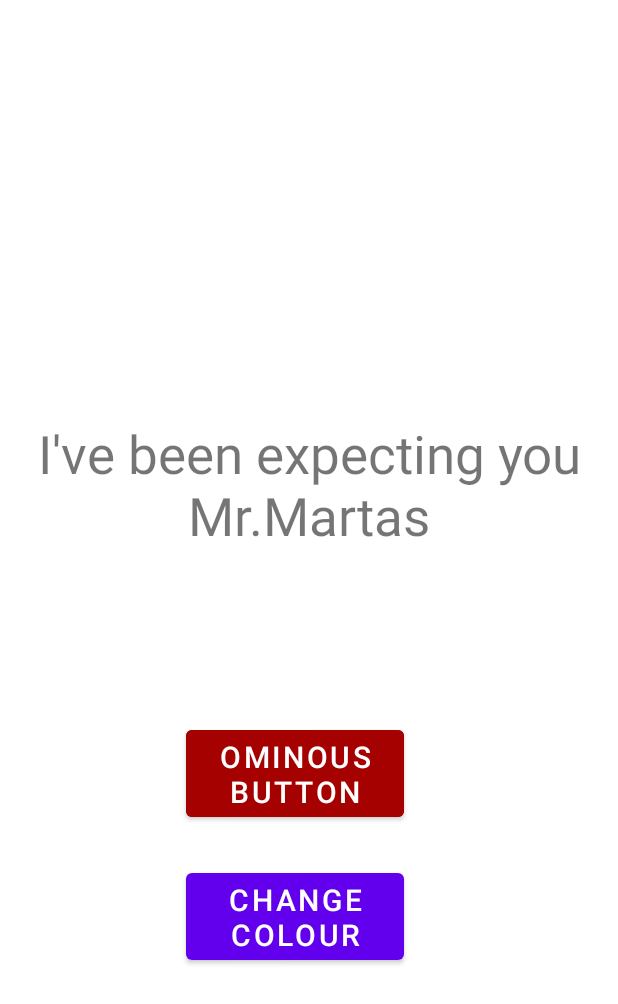
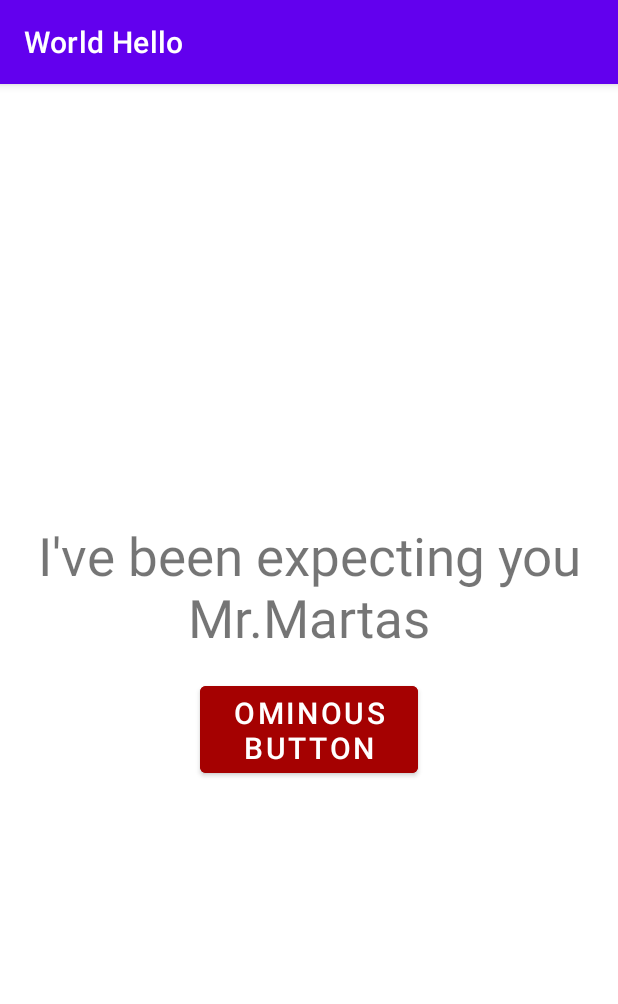
Before and after one commit to KINGZMON/HelloWorldLabAssignment, an Android app: the screen it shows after launch (MainActivity), after a tap on "OMINOUS BUTTON", on a phone screen of 412 x 824 dp. Shown: the top 1004 px of the screen. Run offline under Robolectric (Android 15) with nearby library versions, the phone set to English and light mode, and no system bars.

Commit message:
Revert "3rd commit"
This reverts commit b424fa228dc4341adba8509b013959435a52be7d.

```diff
--- a/app/src/main/java/com/example/worldhello/MainActivity.java
+++ b/app/src/main/java/com/example/worldhello/MainActivity.java
@@ -2,13 +2,10 @@ package com.example.worldhello;
 
 import androidx.appcompat.app.AppCompatActivity;
 
-import android.graphics.Color;
 import android.os.Bundle;
 import android.view.View;
 import android.widget.Button;
 import android.widget.TextView;
-
-import java.util.Random;
 
 public class MainActivity extends AppCompatActivity {
 
@@ -18,15 +15,8 @@ public class MainActivity extends AppCompatActivity {
         setContentView(R.layout.activity_main);
     }
 
-    public void onClick(View v1) {
+    public void onClick(View view) {
         TextView text = findViewById(R.id.textView);
         text.setText("I've been expecting you Mr.Martas");
     }
-
-    public void onClick2(View v2) {
-        TextView text = findViewById(R.id.textView);
-        Random random = new Random();
-        int color = Color.argb(255, random.nextInt(256), random.nextInt(256), random.nextInt(256));
-        text.setTextColor(color);
-    }
 }
--- a/app/src/main/res/layout/activity_main.xml
+++ b/app/src/main/res/layout/activity_main.xml
@@ -10,51 +10,32 @@
         android:id="@+id/textView"
         android:layout_width="wrap_content"
         android:layout_height="wrap_content"
-        android:layout_marginTop="284dp"
         android:text="Hello World!"
         android:textAlignment="center"
         android:textSize="35sp"
-        app:layout_constraintBottom_toTopOf="@+id/button1"
+        app:layout_constraintBottom_toBottomOf="parent"
         app:layout_constraintEnd_toEndOf="parent"
-        app:layout_constraintHorizontal_bias="0.5"
+        app:layout_constraintHorizontal_bias="0.497"
         app:layout_constraintStart_toStartOf="parent"
-        app:layout_constraintTop_toTopOf="parent" />
+        app:layout_constraintTop_toTopOf="parent"
+        app:layout_constraintVertical_bias="0.428" />
 
     <Button
         android:id="@+id/button1"
         android:layout_width="145dp"
         android:layout_height="70dp"
         android:layout_marginStart="124dp"
-        android:layout_marginTop="113dp"
+        android:layout_marginTop="16dp"
         android:layout_marginEnd="124dp"
-        android:layout_marginBottom="17dp"
+        android:layout_marginBottom="306dp"
         android:backgroundTint="#A50101"
         android:onClick="onClick"
         android:text="Ominous Button"
         android:textSize="20sp"
-        app:layout_constraintBottom_toTopOf="@+id/button2"
-        app:layout_constraintEnd_toEndOf="parent"
-        app:layout_constraintHorizontal_bias="0.0"
-        app:layout_constraintStart_toStartOf="parent"
-        app:layout_constraintTop_toBottomOf="@+id/textView" />
-
-    <Button
-        android:id="@+id/button2"
-        android:layout_width="145dp"
-        android:layout_height="70dp"
-        android:layout_marginStart="124dp"
-        android:layout_marginTop="8dp"
-        android:layout_marginEnd="124dp"
-        android:layout_marginBottom="184dp"
-        android:onClick="onClick2"
-        android:text="Change Colour"
-        android:textAlignment="center"
-        android:textIsSelectable="false"
-        android:textSize="20sp"
         app:layout_constraintBottom_toBottomOf="parent"
         app:layout_constraintEnd_toEndOf="parent"
-        app:layout_constraintHorizontal_bias="0.0"
         app:layout_constraintStart_toStartOf="parent"
-        app:layout_constraintTop_toBottomOf="@+id/button1" />
+        app:layout_constraintTop_toBottomOf="@+id/textView"
+        app:layout_constraintVertical_bias="0.0" />
 
 </androidx.constraintlayout.widget.ConstraintLayout>
--- a/app/src/main/res/values/themes.xml
+++ b/app/src/main/res/values/themes.xml
@@ -1,6 +1,6 @@
 <resources xmlns:tools="http://schemas.android.com/tools">
     <!-- Base application theme. -->
-    <style name="Theme.WorldHello" parent="Theme.MaterialComponents.DayNight.NoActionBar">
+    <style name="Theme.WorldHello" parent="Theme.MaterialComponents.DayNight.DarkActionBar">
         <!-- Primary brand color. -->
         <item name="colorPrimary">@color/purple_500</item>
         <item name="colorPrimaryVariant">@color/purple_700</item>
```
